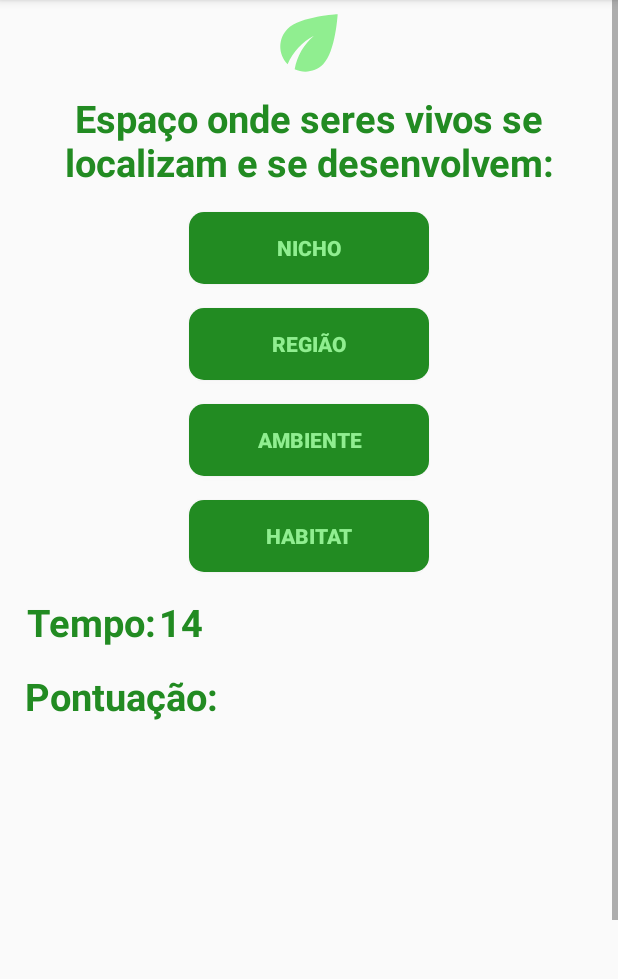
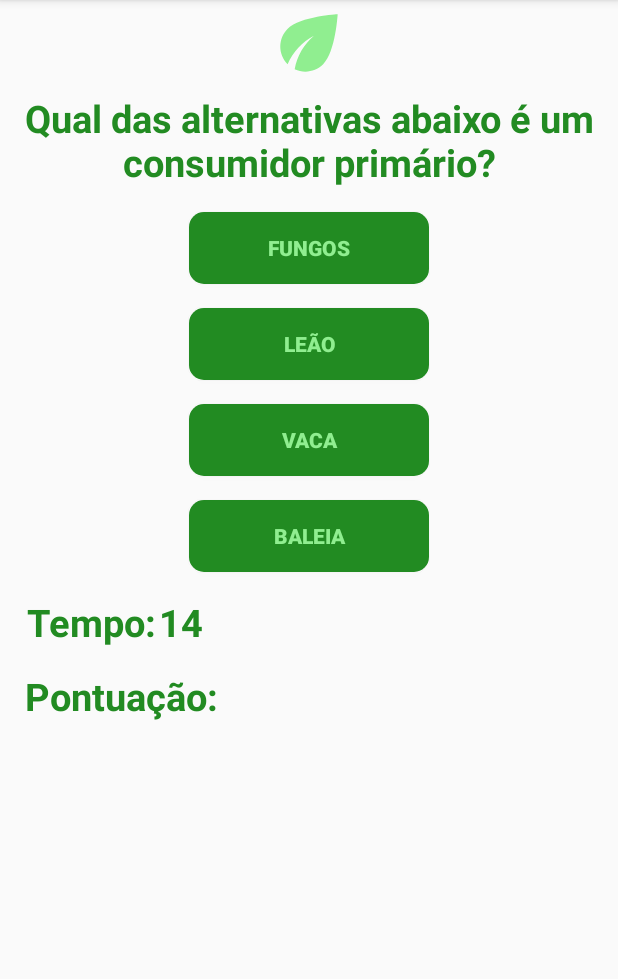
Before and after one commit to RenanSouzadeOliveira/EcoQuizMobile, an Android app: the Normal3 screen opened directly, with no data from a screen before it, on a phone screen of 412 x 824 dp, the part 84-1063 px from its top. Run offline under Robolectric (Android 15) with nearby library versions, the phone set to English and light mode, and no system bars; our stand-ins replace AdMob; libraries missing offline, so code that uses them is left out: com.koushikdutta.async, com.koushikdutta.ion; pictures from the network do not load; 5 statements that could not run were skipped.

Commit message:
Tela 'NORMAL3' implementada.

```diff
--- a/app/src/main/java/com/example/ecoquiz/controll/PartidaController.java
+++ b/app/src/main/java/com/example/ecoquiz/controll/PartidaController.java
@@ -18,6 +18,7 @@
         respostas.add("POLUIÇÃO AMBIENTAL");
         respostas.add("ETOLOGIA");
         respostas.add("HABITAT");
+        respostas.add("VACA");
 
 
         if(respostas.contains(alternativa)){
--- a/app/src/main/java/com/example/ecoquiz/normal/Normal2.java
+++ b/app/src/main/java/com/example/ecoquiz/normal/Normal3.java
@@ -32,7 +32,7 @@
 import com.koushikdutta.async.future.FutureCallback;
 import com.koushikdutta.ion.Ion;
 
-public class Normal2 extends AppCompatActivity {
+public class Normal3 extends AppCompatActivity {
     private AlertDialog alerta;
     private CountDownTimer relogio;
     private RewardedAd rewardedAd;
@@ -44,7 +44,7 @@
     @Override
     protected void onCreate(Bundle savedInstanceState) {
         super.onCreate(savedInstanceState);
-        setContentView(R.layout.activity_normal2);
+        setContentView(R.layout.activity_normal3);
         player = getIntent().getExtras().getParcelable("user");
         TextView pontuacao = (TextView)findViewById(R.id.txtPontuacaoAtual);
         pontuacao.setText(Integer.toString(player.getPontuacao()));
@@ -86,7 +86,7 @@
             botao.setBackground(getResources().getDrawable(R.drawable.buttonverify));
             relogio.cancel();
             player.setPontuacao(Integer.parseInt(cronometro.getText().toString()));
-            Intent it = new Intent(Normal2.this, Novato1.class);
+            Intent it = new Intent(Normal3.this, Novato1.class);
             it.putExtra("user",player);
             startActivityForResult(it, 0);
         } else{
@@ -95,7 +95,7 @@
             mp.start();
             botao.setBackground(getResources().getDrawable(R.drawable.buttonerror));
             relogio.cancel();
-            Intent it = new Intent(Normal2.this, Novato1.class);
+            Intent it = new Intent(Normal3.this, Novato1.class);
             it.putExtra("user",player);
             startActivityForResult(it, 0);
         }
@@ -113,7 +113,7 @@
             botao.setBackground(getResources().getDrawable(R.drawable.buttonverify));
             relogio.cancel();
             player.setPontuacao(Integer.parseInt(cronometro.getText().toString()));
-            Intent it = new Intent(Normal2.this, Novato1.class);
+            Intent it = new Intent(Normal3.this, Novato1.class);
             it.putExtra("user",player);
             startActivityForResult(it, 0);
         } else{
@@ -122,7 +122,7 @@
             mp.start();
             botao.setBackground(getResources().getDrawable(R.drawable.buttonerror));
             relogio.cancel();
-            Intent it = new Intent(Normal2.this, Novato1.class);
+            Intent it = new Intent(Normal3.this, Novato1.class);
             it.putExtra("user", player);
             startActivityForResult(it, 0);
         }
@@ -140,7 +140,7 @@
             botao.setBackground(getResources().getDrawable(R.drawable.buttonverify));
             relogio.cancel();
             player.setPontuacao(Integer.parseInt(cronometro.getText().toString()));
-            Intent it = new Intent(Normal2.this, Novato1.class);
+            Intent it = new Intent(Normal3.this, Novato1.class);
             it.putExtra("user",player);
             startActivityForResult(it, 0);
         } else{
@@ -149,7 +149,7 @@
             mp.start();
             botao.setBackground(getResources().getDrawable(R.drawable.buttonerror));
             relogio.cancel();
-            Intent it = new Intent(Normal2.this, Novato1.class);
+            Intent it = new Intent(Normal3.this, Novato1.class);
             it.putExtra("user", player);
             startActivityForResult(it, 0);
         }
@@ -167,7 +167,7 @@
             botao.setBackground(getResources().getDrawable(R.drawable.buttonverify));
             relogio.cancel();
             player.setPontuacao(Integer.parseInt(cronometro.getText().toString()));
-            Intent it = new Intent(Normal2.this, Novato1.class);
+            Intent it = new Intent(Normal3.this, Novato1.class);
             it.putExtra("user",player);
             startActivityForResult(it, 0);
         } else{
@@ -176,7 +176,7 @@
             mp.start();
             botao.setBackground(getResources().getDrawable(R.drawable.buttonerror));
             relogio.cancel();
-            Intent it = new Intent(Normal2.this, Novato1.class);
+            Intent it = new Intent(Normal3.this, Novato1.class);
             it.putExtra("user",player);
             startActivityForResult(it, 0);
         }
@@ -197,7 +197,7 @@
                 @Override
                 public void onClick(View v) {
                     registrarOnline(player.getNome().toString(), player.getPontuacao());
-                    Intent it = new Intent(Normal2.this, MainActivity.class);
+                    Intent it = new Intent(Normal3.this, MainActivity.class);
                     startActivityForResult(it, 0);
                 }
             });
@@ -206,7 +206,7 @@
                 @Override
                 public void onClick(View v) {
                     if (rewardedAd.isLoaded()) {
-                        Activity activityContext = Normal2.this;
+                        Activity activityContext = Normal3.this;
                         RewardedAdCallback adCallback = new RewardedAdCallback() {
                             @Override
                             public void onRewardedAdOpened() {
@@ -220,14 +220,14 @@
 
                             @Override
                             public void onUserEarnedReward(@NonNull RewardItem rewardItem) {
-                                AlertDialog.Builder abc = new AlertDialog.Builder(Normal2.this);
+                                AlertDialog.Builder abc = new AlertDialog.Builder(Normal3.this);
                                 View dialog = getLayoutInflater().inflate(R.layout.dialog_continuar, null);
                                 Button btnContinue = (Button)dialog.findViewById(R.id.btnContinuar);
 
                                 btnContinue.setOnClickListener(new View.OnClickListener() {
                                     @Override
                                     public void onClick(View v) {
-                                        Intent it = new Intent(Normal2.this, Novato1.class);
+                                        Intent it = new Intent(Normal3.this, Novato1.class);
                                         it.putExtra("user",player);
                                         startActivityForResult(it, 0);
                                     }
@@ -258,7 +258,7 @@
             msg.setNegativeButton("OK", new DialogInterface.OnClickListener() {
                 @Override
                 public void onClick(DialogInterface dialog, int which) {
-                    Intent it = new Intent(Normal2.this, MainActivity.class);
+                    Intent it = new Intent(Normal3.this, MainActivity.class);
                     startActivityForResult(it, 0);
                 }
             });
--- /dev/null
+++ b/app/src/main/res/layout/activity_normal3.xml
@@ -0,0 +1,165 @@
+<?xml version="1.0" encoding="utf-8"?>
+<RelativeLayout xmlns:android="http://schemas.android.com/apk/res/android"
+    xmlns:app="http://schemas.android.com/apk/res-auto"
+    xmlns:tools="http://schemas.android.com/tools"
+    android:layout_width="match_parent"
+    android:layout_height="match_parent"
+    tools:context=".normal.Normal3">
+
+    <ScrollView
+        android:layout_width="match_parent"
+        android:layout_height="match_parent">
+
+        <LinearLayout
+            android:layout_width="match_parent"
+            android:layout_height="wrap_content"
+            android:orientation="vertical" >
+
+            <androidx.constraintlayout.widget.ConstraintLayout
+                android:layout_width="match_parent"
+                android:layout_height="match_parent">
+
+                <ImageView
+                    android:id="@+id/imgLogo"
+                    android:layout_width="0dp"
+                    android:layout_height="57dp"
+                    app:layout_constraintEnd_toEndOf="parent"
+                    app:layout_constraintStart_toStartOf="parent"
+                    app:layout_constraintTop_toTopOf="parent"
+                    app:srcCompat="@drawable/ic_baseline_eco_24" />
+
+                <TextView
+                    android:id="@+id/textView2"
+                    android:layout_width="0dp"
+                    android:layout_height="wrap_content"
+                    android:layout_marginTop="4dp"
+                    android:text="@string/enunciado_normal3"
+                    android:textAlignment="center"
+                    android:textColor="@color/colorPrimary"
+                    android:textSize="25sp"
+                    android:textStyle="bold"
+                    app:layout_constraintEnd_toEndOf="parent"
+                    app:layout_constraintHorizontal_bias="0.0"
+                    app:layout_constraintStart_toStartOf="parent"
+                    app:layout_constraintTop_toBottomOf="@+id/imgLogo" />
+
+                <Button
+                    android:id="@+id/btnResposta0"
+                    android:layout_width="160dp"
+                    android:layout_height="0dp"
+                    android:layout_marginTop="16dp"
+                    android:background="@drawable/buttonstyle"
+                    android:onClick="verificarResposta0"
+                    android:text="@string/R0N3"
+                    android:textAlignment="center"
+                    android:textColor="@color/colotSecundari"
+                    android:textStyle="bold"
+                    app:layout_constraintEnd_toEndOf="parent"
+                    app:layout_constraintStart_toStartOf="parent"
+                    app:layout_constraintTop_toBottomOf="@+id/textView2" />
+
+                <Button
+                    android:id="@+id/btnResposta1"
+                    android:layout_width="160dp"
+                    android:layout_height="0dp"
+                    android:layout_marginTop="16dp"
+                    android:background="@drawable/buttonstyle"
+                    android:onClick="verificarResposta1"
+                    android:text="@string/R1N3"
+                    android:textAlignment="center"
+                    android:textColor="@color/colotSecundari"
+                    android:textStyle="bold"
+                    app:layout_constraintEnd_toEndOf="@+id/btnResposta0"
+                    app:layout_constraintStart_toStartOf="@+id/btnResposta0"
+                    app:layout_constraintTop_toBottomOf="@+id/btnResposta0" />
+
+                <Button
+                    android:id="@+id/btnResposta2"
+                    android:layout_width="160dp"
+                    android:layout_height="0dp"
+                    android:layout_marginTop="16dp"
+                    android:background="@drawable/buttonstyle"
+                    android:onClick="verificarResposta2"
+                    android:text="@string/R2N3"
+                    android:textAlignment="center"
+                    android:textColor="@color/colotSecundari"
+                    android:textStyle="bold"
+                    app:layout_constraintEnd_toEndOf="@+id/btnResposta1"
+                    app:layout_constraintStart_toStartOf="@+id/btnResposta1"
+                    app:layout_constraintTop_toBottomOf="@+id/btnResposta1" />
+
+                <Button
+                    android:id="@+id/btnResposta3"
+                    android:layout_width="160dp"
+                    android:layout_height="0dp"
+                    android:layout_marginTop="16dp"
+                    android:background="@drawable/buttonstyle"
+                    android:onClick="verificarResposta3"
+                    android:text="@string/R3N3"
+                    android:textAlignment="center"
+                    android:textColor="@color/colotSecundari"
+                    android:textStyle="bold"
+                    app:layout_constraintEnd_toEndOf="@+id/btnResposta2"
+                    app:layout_constraintStart_toStartOf="@+id/btnResposta2"
+                    app:layout_constraintTop_toBottomOf="@+id/btnResposta2" />
+
+                <TextView
+                    android:id="@+id/txtTempo"
+                    android:layout_width="90dp"
+                    android:layout_height="33dp"
+                    android:layout_marginStart="16dp"
+                    android:layout_marginTop="16dp"
+                    android:text="@string/tempo"
+                    android:textAlignment="center"
+                    android:textColor="@color/colorPrimary"
+                    android:textSize="25sp"
+                    android:textStyle="bold"
+                    app:layout_constraintStart_toStartOf="parent"
+                    app:layout_constraintTop_toBottomOf="@+id/btnResposta3" />
+
+                <TextView
+                    android:id="@+id/txtCronometro"
+                    android:layout_width="30dp"
+                    android:layout_height="33dp"
+                    android:layout_marginTop="16dp"
+                    android:text="@string/crNormal"
+                    android:textAlignment="center"
+                    android:textColor="@color/colorPrimary"
+                    android:textSize="25sp"
+                    android:textStyle="bold"
+                    app:layout_constraintStart_toEndOf="@+id/txtTempo"
+                    app:layout_constraintTop_toBottomOf="@+id/btnResposta3" />
+
+                <TextView
+                    android:id="@+id/txtPontuacao"
+                    android:layout_width="130dp"
+                    android:layout_height="33dp"
+                    android:layout_marginTop="16dp"
+                    android:text="@string/pontuacao"
+                    android:textAlignment="center"
+                    android:textColor="@color/colorPrimary"
+                    android:textSize="25sp"
+                    android:textStyle="bold"
+                    app:layout_constraintStart_toStartOf="@+id/txtTempo"
+                    app:layout_constraintTop_toBottomOf="@+id/txtTempo" />
+
+                <TextView
+                    android:id="@+id/txtPontuacaoAtual"
+                    android:layout_width="45dp"
+                    android:layout_height="33dp"
+                    android:layout_marginStart="4dp"
+                    android:layout_marginTop="16dp"
+                    android:text="@string/pontuacaoAtual"
+                    android:textAlignment="center"
+                    android:textColor="@color/colorPrimary"
+                    android:textSize="25sp"
+                    android:textStyle="bold"
+                    app:layout_constraintEnd_toEndOf="@+id/txtCronometro"
+                    app:layout_constraintHorizontal_bias="0.0"
+                    app:layout_constraintStart_toEndOf="@+id/txtPontuacao"
+                    app:layout_constraintTop_toBottomOf="@+id/txtCronometro" />
+            </androidx.constraintlayout.widget.ConstraintLayout>
+        </LinearLayout>
+    </ScrollView>
+
+</RelativeLayout>
--- a/app/src/main/res/values/strings.xml
+++ b/app/src/main/res/values/strings.xml
@@ -25,4 +25,9 @@
     <string name="R1N2">REGIÃO</string>
     <string name="R2N2">AMBIENTE</string>
     <string name="R3N2">HABITAT</string>
+    <string name="enunciado_normal3">Qual das alternativas abaixo é um consumidor primário?</string>
+    <string name="R0N3">FUNGOS</string>
+    <string name="R1N3">LEÃO</string>
+    <string name="R2N3">VACA</string>
+    <string name="R3N3">BALEIA</string>
 </resources>
```
Also changed, not shown: app/src/main/AndroidManifest.xml (+52 -17 lines).
